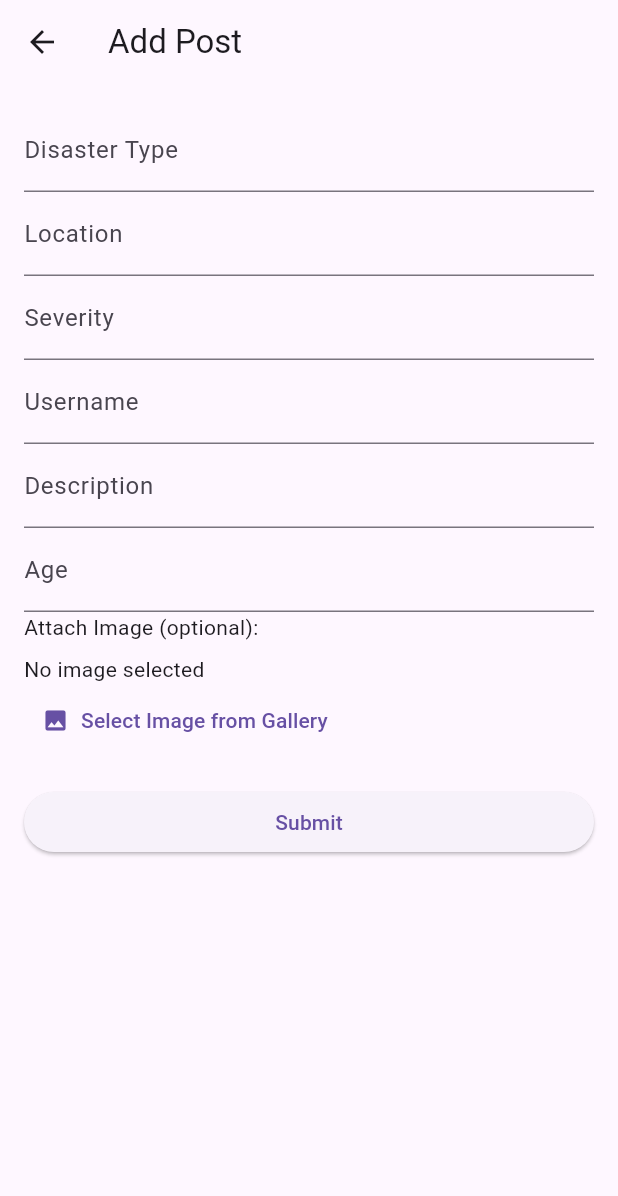
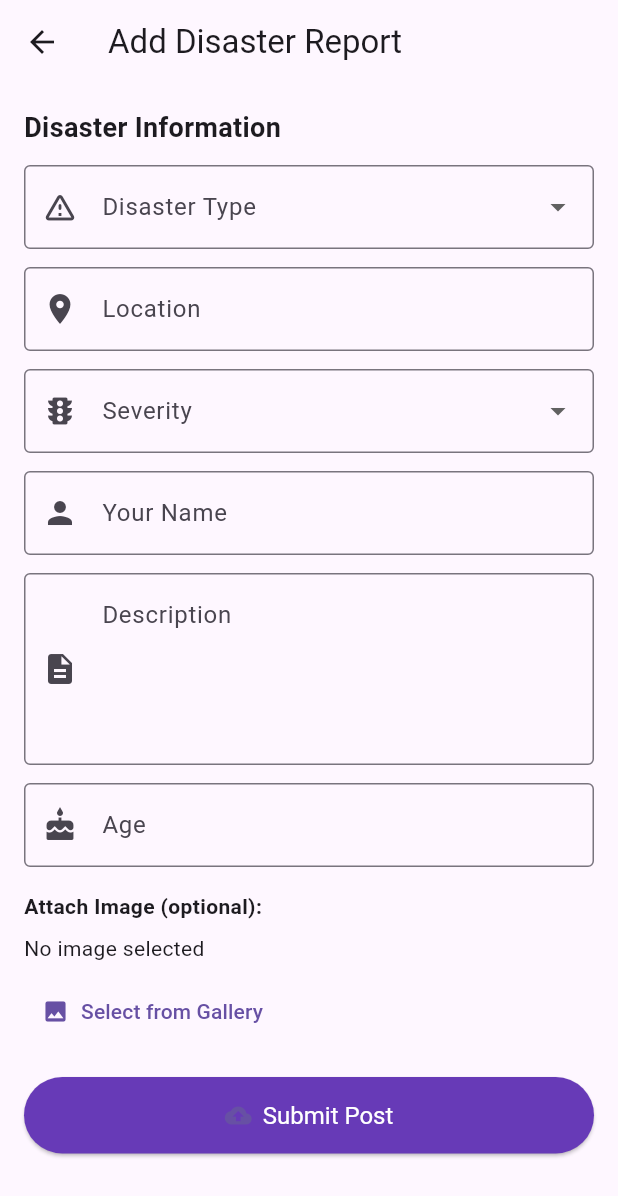
Before and after one commit to vamsikrishnaperuri/Community_Disaster_Management, a Flutter app: the PostScreen screen opened directly, on a phone screen of 412 x 824 dp. Shown: the top 1196 px of the screen. Run offline on Flutter 3.47's test engine with Material 3 defaults, Android fonts, the phone set to English and light mode, and no system bars; our stand-ins replace cloud_firestore, firebase_auth, firebase_core, firebase_storage, flutter_rating_bar, geocoding and 3 more; accounts and stored records are empty; network calls fail.

Commit message:
UPDATE: Post-timestamp

```diff
--- a/lib/Screens/post_screen.dart
+++ b/lib/Screens/post_screen.dart
@@ -33,6 +33,23 @@ class _PostScreenState extends State<PostScreen> {
       });
     }
   }
+
+  String? _selectedDisasterType;
+  String? _selectedSeverity;
+
+  final List<String> disasterTypes = [
+    'Cyclone',
+    'Hurricane',
+    'Earthquake',
+    'WildFire',
+    'Floods',
+    'Volcanic eruption',
+    'Drought',
+    'Tornado',
+    'Fire',
+  ];
+
+  final List<String> severityLevels = ['Low', 'Moderate', 'High'];
 
   Future<void> _uploadImageAndSubmitPost() async {
     if (_formKey.currentState!.validate()) {
@@ -72,12 +89,12 @@ class _PostScreenState extends State<PostScreen> {
 
       // Prepare post data
       final postData = {
-        'disasterType': _disasterTypeController.text.trim(),
-        'location': _locationController.text.trim(),
-        'severity': _severityController.text.trim(),
-        'username': _usernameController.text.trim(),
-        'description': _descriptionController.text.trim(),
-        'age': age,
+        'username': _usernameController.text,
+        'location': _locationController.text,
+        'description': _descriptionController.text,
+        'age': _ageController.text,
+        'disasterType': _selectedDisasterType,
+        'severity': _selectedSeverity,
         'imageUrl': imageUrl,
         'upvotes': 0,
         'downvotes': 0,
@@ -93,6 +110,12 @@ class _PostScreenState extends State<PostScreen> {
       } catch (e) {
         print('Firebase submission error: $e');
       }
+
+      _formKey.currentState!.reset();
+      _usernameController.clear();
+      _locationController.clear();
+      _descriptionController.clear();
+      _ageController.clear();
     }
   }
 
@@ -103,7 +126,7 @@ class _PostScreenState extends State<PostScreen> {
   Widget build(BuildContext context) {
     return Scaffold(
       appBar: AppBar(
-        title: const Text('Add Post'),
+        title: const Text('Add Disaster Report'),
       ),
       body: Padding(
         padding: const EdgeInsets.all(16.0),
@@ -111,86 +134,146 @@ class _PostScreenState extends State<PostScreen> {
           key: _formKey,
           child: ListView(
             children: [
-              TextFormField(
-                controller: _disasterTypeController,
-                decoration: const InputDecoration(labelText: 'Disaster Type'),
-                validator: (value) {
-                  if (value == null || value.isEmpty) {
-                    return 'Please enter the disaster type';
-                  }
-                  return null;
-                },
+              const Text(
+                'Disaster Information',
+                style: TextStyle(fontSize: 18, fontWeight: FontWeight.bold),
               ),
+              const SizedBox(height: 12),
+
+              // 🌪️ Disaster Type Dropdown
+              DropdownButtonFormField<String>(
+                decoration: const InputDecoration(
+                  labelText: 'Disaster Type',
+                  prefixIcon: Icon(Icons.warning_amber_rounded),
+                  border: OutlineInputBorder(),
+                ),
+                value: _selectedDisasterType,
+                items: disasterTypes
+                    .map((type) => DropdownMenuItem(
+                  value: type,
+                  child: Text(type),
+                ))
+                    .toList(),
+                onChanged: (val) => setState(() {
+                  _selectedDisasterType = val;
+                }),
+                validator: (val) => val == null ? 'Please select a disaster type' : null,
+              ),
+
+              const SizedBox(height: 12),
+
+              // 📍 Location
               TextFormField(
                 controller: _locationController,
-                decoration: const InputDecoration(labelText: 'Location'),
-                validator: (value) {
-                  if (value == null || value.isEmpty) {
-                    return 'Please enter the location';
-                  }
-                  return null;
-                },
+                decoration: const InputDecoration(
+                  labelText: 'Location',
+                  prefixIcon: Icon(Icons.location_on),
+                  border: OutlineInputBorder(),
+                ),
+                validator: (value) => value == null || value.isEmpty ? 'Please enter location' : null,
               ),
-              TextFormField(
-                controller: _severityController,
-                decoration: const InputDecoration(labelText: 'Severity'),
-                validator: (value) {
-                  if (value == null || value.isEmpty) {
-                    return 'Please enter the severity';
-                  }
-                  return null;
-                },
+
+              const SizedBox(height: 12),
+
+              // 🔥 Severity Dropdown
+              DropdownButtonFormField<String>(
+                decoration: const InputDecoration(
+                  labelText: 'Severity',
+                  prefixIcon: Icon(Icons.traffic),
+                  border: OutlineInputBorder(),
+                ),
+                value: _selectedSeverity,
+                items: severityLevels
+                    .map((level) => DropdownMenuItem(
+                  value: level,
+                  child: Text(level),
+                ))
+                    .toList(),
+                onChanged: (val) => setState(() {
+                  _selectedSeverity = val;
+                }),
+                validator: (val) => val == null ? 'Please select severity level' : null,
               ),
+
+              const SizedBox(height: 12),
+
+              // 👤 Username
               TextFormField(
                 controller: _usernameController,
-                decoration: const InputDecoration(labelText: 'Username'),
-                validator: (value) {
-                  if (value == null || value.isEmpty) {
-                    return 'Please enter your username';
-                  }
-                  return null;
-                },
+                decoration: const InputDecoration(
+                  labelText: 'Your Name',
+                  prefixIcon: Icon(Icons.person),
+                  border: OutlineInputBorder(),
+                ),
+                validator: (value) => value == null || value.isEmpty ? 'Enter your name' : null,
               ),
+
+              const SizedBox(height: 12),
+
+              // 📄 Description
               TextFormField(
                 controller: _descriptionController,
-                decoration: const InputDecoration(labelText: 'Description'),
-                validator: (value) {
-                  if (value == null || value.isEmpty) {
-                    return 'Please enter a description';
-                  }
-                  return null;
-                },
+                maxLines: 4,
+                decoration: const InputDecoration(
+                  labelText: 'Description',
+                  alignLabelWithHint: true,
+                  prefixIcon: Icon(Icons.description),
+                  border: OutlineInputBorder(),
+                ),
+                validator: (value) => value == null || value.isEmpty ? 'Please add a description' : null,
               ),
+
+              const SizedBox(height: 12),
+
+              // 🎂 Age
               TextFormField(
                 controller: _ageController,
-                decoration: const InputDecoration(labelText: 'Age'),
                 keyboardType: TextInputType.number,
-                validator: (value) {
-                  if (value == null || value.isEmpty) {
-                    return 'Please enter your age';
-                  }
-                  return null;
-                },
+                decoration: const InputDecoration(
+                  labelText: 'Age',
+                  prefixIcon: Icon(Icons.cake),
+                  border: OutlineInputBorder(),
+                ),
+                validator: (value) => value == null || value.isEmpty ? 'Please enter age' : null,
               ),
+
+              const SizedBox(height: 16),
+
+              // 📸 Image Picker
               Column(
                 crossAxisAlignment: CrossAxisAlignment.start,
                 children: [
-                  const Text('Attach Image (optional):'),
+                  const Text('Attach Image (optional):', style: TextStyle(fontWeight: FontWeight.bold)),
                   const SizedBox(height: 8),
                   _selectedImage != null
-                      ? Image.file(_selectedImage!, height: 150)
+                      ? ClipRRect(
+                    borderRadius: BorderRadius.circular(12),
+                    child: Image.file(_selectedImage!, height: 150),
+                  )
                       : const Text('No image selected'),
+                  const SizedBox(height: 8),
                   TextButton.icon(
                     onPressed: _pickImage,
                     icon: const Icon(Icons.image),
-                    label: const Text('Select Image from Gallery'),
+                    label: const Text('Select from Gallery'),
                   ),
                 ],
               ),
+
               const SizedBox(height: 20),
-              ElevatedButton(
+
+              // 📤 Submit Button
+              ElevatedButton.icon(
                 onPressed: _uploadImageAndSubmitPost,
-                child: const Text('Submit'),
+                icon: const Icon(Icons.cloud_upload),
+                label: const Text('Submit Post',style: TextStyle(
+                  color: Colors.white,
+                ),),
+                style: ElevatedButton.styleFrom(
+                  padding: const EdgeInsets.symmetric(vertical: 16),
+                  textStyle: const TextStyle(fontSize: 16),
+                  backgroundColor: Colors.deepPurple,
+                ),
               ),
             ],
           ),
--- a/lib/models/post_model.dart
+++ b/lib/models/post_model.dart
@@ -1,3 +1,5 @@
+import 'package:cloud_firestore/cloud_firestore.dart';
+
 class Post {
   final String disasterType;
   final String location;
@@ -9,6 +11,7 @@ class Post {
   final int downvotes;
   final String postId;
   final String imageUrl;
+  final Timestamp timestamp;
 
   Post({
     required this.disasterType,
@@ -20,7 +23,9 @@ class Post {
     required this.upvotes,
     required this.downvotes,
     required this.postId,
-    required this.imageUrl
+    required this.imageUrl,
+    required this.timestamp,
+
   });
 
   factory Post.fromFirestore(Map<String, dynamic> data, String id) {
@@ -35,8 +40,11 @@ class Post {
       downvotes: data['downvotes'] is int ? data['downvotes'] : int.tryParse(data['downvotes'].toString()) ?? 0,
       postId: id,
       imageUrl: data['imageUrl'] ?? '',
+      timestamp: data['timestamp'] ?? Timestamp.now(),
+
     );
   }
+
 
   Map<String, dynamic> toFirestore() {
     return {
@@ -49,6 +57,7 @@ class Post {
       'upvotes': upvotes,
       'downvotes': downvotes,
       'imageUrl': imageUrl,
+      'timestamp': timestamp,
     };
   }
 }
--- a/pubspec.yaml
+++ b/pubspec.yaml
@@ -57,6 +57,7 @@ dependencies:
   firebase_storage: ^12.4.4  # or latest
   flutter_rating_bar: ^4.0.1
   flutter_svg: ^2.0.7
+  intl: ^0.19.0
 
 
 dev_dependencies:
```
Also changed, not shown: lib/Screens/home_page.dart (+42 -4 lines), pubspec.lock, 4 other files.
